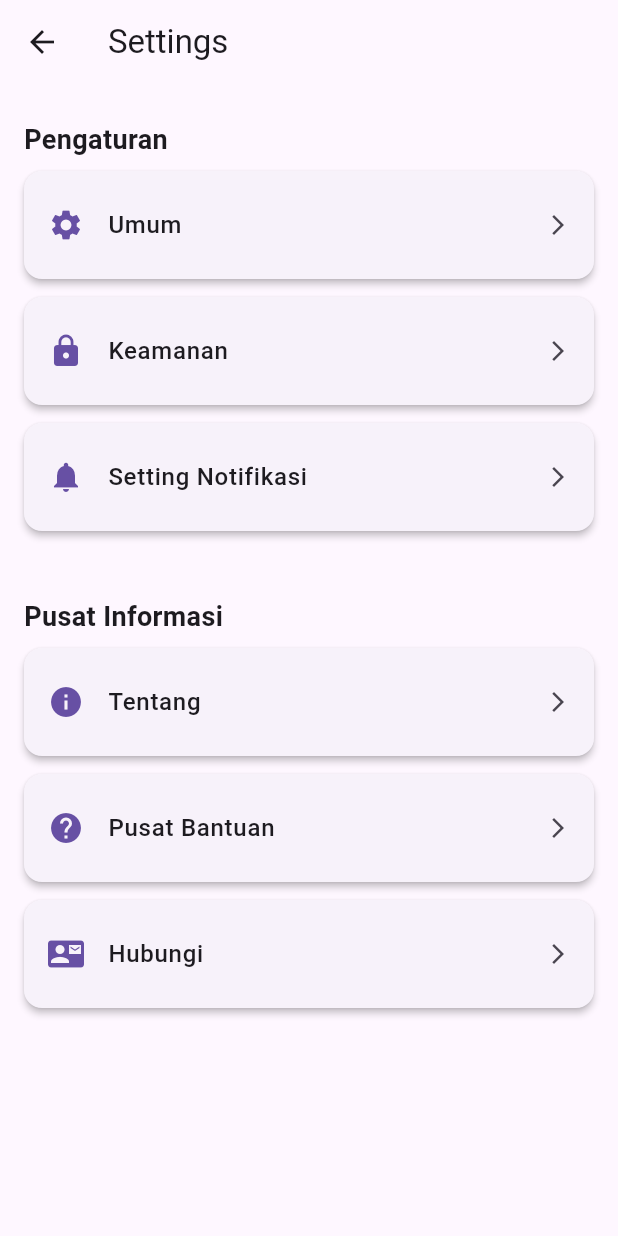
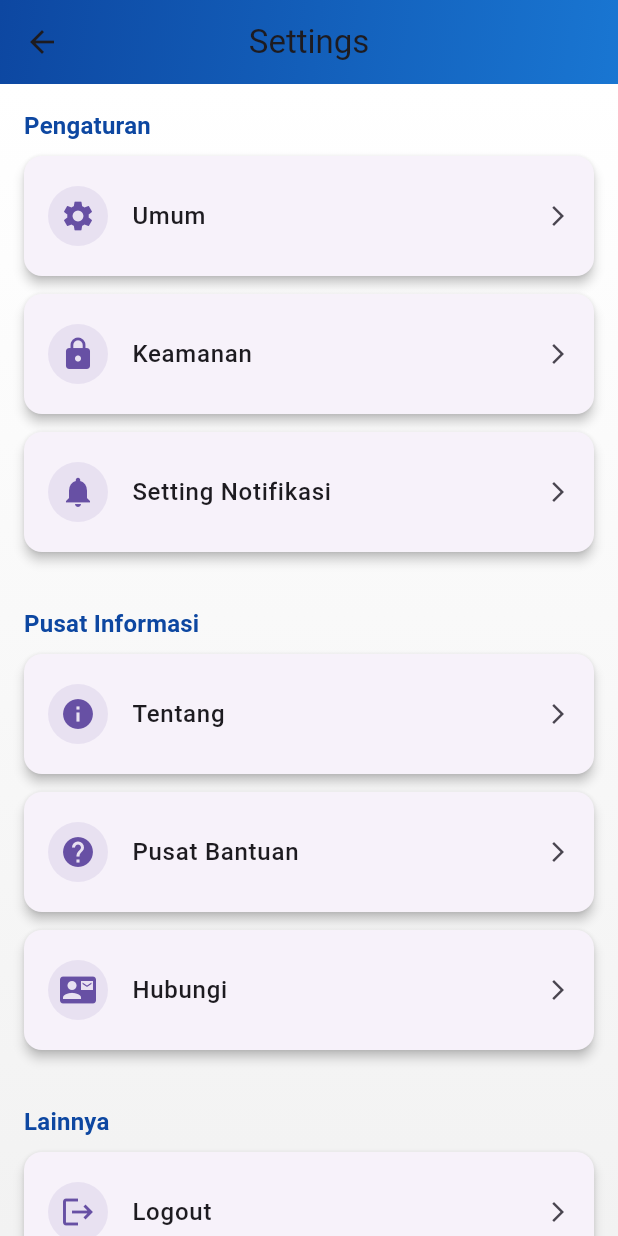
Before and after one commit to DevMossTeam/MediaExplant-Mobile, a Flutter app: the ProfileScreen screen opened directly, after a tap on "Settings", on a phone screen of 412 x 824 dp. Run offline on Flutter 3.47's test engine with Material 3 defaults, Android fonts, the phone set to English and light mode, and no system bars; our stand-ins replace shared_preferences; accounts and stored records are empty.

Commit message:
Update Profil and Settings

```diff
--- a/lib/features/profile/presentation/ui/screens/profile_screen.dart
+++ b/lib/features/profile/presentation/ui/screens/profile_screen.dart
@@ -1,8 +1,13 @@
 import 'package:flutter/material.dart';
 
 /// Main widget untuk tampilan profil dengan data dummy.
+/// Tampilan akan berbeda jika pengguna sudah login atau belum.
 class ProfileScreen extends StatelessWidget {
   const ProfileScreen({Key? key}) : super(key: key);
+
+  /// Dummy state login.
+  /// Ubah nilai isLoggedIn ke true untuk mensimulasikan pengguna yang sudah login.
+  final bool isLoggedIn = false;
 
   /// Data dummy untuk artikel tersimpan (hanya sebagai contoh).
   static const List<Map<String, String>> dummySavedArticles = [
@@ -48,7 +53,8 @@ class ProfileScreen extends StatelessWidget {
 
     return Scaffold(
       backgroundColor: Colors.grey[100],
-      // Tombol Floating Action untuk navigasi ke halaman Settings.
+      // Tombol Floating Action untuk navigasi ke halaman Settings,
+      // selalu tampil dan ditempatkan secara eksplisit di pojok kanan bawah.
       floatingActionButton: FloatingActionButton.extended(
         backgroundColor: const Color(0xFF0D47A1),
         elevation: 6,
@@ -61,26 +67,111 @@ class ProfileScreen extends StatelessWidget {
           style: TextStyle(color: Colors.white),
         ),
       ),
-      body: SafeArea(
+      floatingActionButtonLocation: FloatingActionButtonLocation.endFloat,
+      body: isLoggedIn
+          ? LoggedInProfileContent(
+              profile: dummyProfile, articles: dummySavedArticles)
+          : const NotLoggedInProfileContent(),
+    );
+  }
+}
+
+/// Widget yang menampilkan konten profil bagi pengguna yang sudah login.
+class LoggedInProfileContent extends StatelessWidget {
+  final Map<String, String> profile;
+  final List<Map<String, String>> articles;
+
+  const LoggedInProfileContent({
+    Key? key,
+    required this.profile,
+    required this.articles,
+  }) : super(key: key);
+
+  @override
+  Widget build(BuildContext context) {
+    return SafeArea(
       child: CustomScrollView(
         slivers: [
-            // Header profil dengan tampilan gradient dan avatar.
-            ProfileHeader(profile: dummyProfile),
-            // Konten utama profil dan artikel tersimpan.
+          // Header profil dengan gradient dan avatar.
+          ProfileHeader(profile: profile),
+          // Konten utama berisi judul dan daftar artikel tersimpan.
           SliverToBoxAdapter(
             child: Padding(
-                padding: const EdgeInsets.symmetric(
-                    horizontal: 16.0, vertical: 12.0),
+              padding:
+                  const EdgeInsets.symmetric(horizontal: 16.0, vertical: 12.0),
               child: Column(
                 crossAxisAlignment: CrossAxisAlignment.center,
                 children: [
-                    // Judul section untuk artikel tersimpan.
                   const SectionTitle(title: 'Saved Articles'),
                   const SizedBox(height: 12),
-                    // Daftar artikel tersimpan yang ditampilkan secara horizontal.
-                    SavedArticlesSection(articles: dummySavedArticles),
+                  SavedArticlesSection(articles: articles),
                   const SizedBox(height: 24),
                 ],
+              ),
+            ),
+          ),
+        ],
+      ),
+    );
+  }
+}
+
+/// Widget yang menampilkan tampilan profil ketika pengguna belum login.
+class NotLoggedInProfileContent extends StatelessWidget {
+  const NotLoggedInProfileContent({Key? key}) : super(key: key);
+
+  @override
+  Widget build(BuildContext context) {
+    return Center(
+      child: Padding(
+        padding: const EdgeInsets.all(24.0),
+        child: Column(
+          mainAxisAlignment: MainAxisAlignment.center,
+          children: [
+            // Placeholder avatar.
+            CircleAvatar(
+              radius: 50,
+              backgroundColor: Colors.grey[300],
+              child: const Icon(
+                Icons.person_outline,
+                size: 50,
+                color: Colors.white,
+              ),
+            ),
+            const SizedBox(height: 20),
+            const Text(
+              'Anda belum login',
+              style: TextStyle(
+                fontSize: 24,
+                fontWeight: FontWeight.bold,
+                color: Color(0xFF0D47A1),
+              ),
+            ),
+            const SizedBox(height: 10),
+            const Text(
+              'Silakan login untuk mengakses profil dan artikel tersimpan Anda.',
+              textAlign: TextAlign.center,
+              style: TextStyle(fontSize: 16, color: Colors.grey),
+            ),
+            const SizedBox(height: 30),
+            // Tombol untuk navigasi ke halaman login.
+            SizedBox(
+              width: double.infinity,
+              height: 50,
+              child: ElevatedButton.icon(
+                onPressed: () {
+                  Navigator.pushNamed(context, '/login');
+                },
+                icon: const Icon(Icons.login),
+                label: const Text(
+                  'Login',
+                  style: TextStyle(fontSize: 16),
+                ),
+                style: ElevatedButton.styleFrom(
+                  backgroundColor: const Color(0xFF0D47A1),
+                  shape: RoundedRectangleBorder(
+                    borderRadius: BorderRadius.circular(12.0),
+                  ),
                 ),
               ),
             ),
@@ -91,6 +182,7 @@ class ProfileScreen extends StatelessWidget {
   }
 }
 
+/// ProfileHeader membuat header profil yang menampilkan background gradient dan avatar.
 class ProfileHeader extends StatelessWidget {
   final Map<String, String> profile;
   const ProfileHeader({Key? key, required this.profile}) : super(key: key);
@@ -102,15 +194,15 @@ class ProfileHeader extends StatelessWidget {
       pinned: false,
       flexibleSpace: LayoutBuilder(
         builder: (context, constraints) {
-          double percentage =
-              (constraints.maxHeight - kToolbarHeight) / (300 - kToolbarHeight);
+          double percentage = (constraints.maxHeight - kToolbarHeight) /
+              (300 - kToolbarHeight);
           bool isCollapsed = percentage < 0.01;
 
           return FlexibleSpaceBar(
             centerTitle: true,
-            title: null, // Don't show title when collapsed
+            title: null, // Jangan tampilkan judul saat collapse.
             background: isCollapsed
-                ? const SizedBox.shrink() // Hide everything when collapsed
+                ? const SizedBox.shrink() // Sembunyikan isi saat collapse.
                 : Stack(
                     fit: StackFit.expand,
                     children: [
@@ -168,32 +260,7 @@ class ProfileHeader extends StatelessWidget {
   }
 }
 
-/// Widget untuk menampilkan statistik profil secara individual.
-class ProfileStat extends StatelessWidget {
-  final String label;
-  final String value;
-  const ProfileStat({Key? key, required this.label, required this.value})
-      : super(key: key);
-
-  @override
-  Widget build(BuildContext context) {
-    return Column(
-      children: [
-        Text(
-          value,
-          style: const TextStyle(fontSize: 16, fontWeight: FontWeight.bold),
-        ),
-        const SizedBox(height: 4),
-        Text(
-          label,
-          style: const TextStyle(fontSize: 12, color: Colors.grey),
-        ),
-      ],
-    );
-  }
-}
-
-/// Widget judul section untuk memberikan konsistensi tampilan antar bagian.
+/// SectionTitle memberikan konsistensi tampilan judul antar bagian.
 class SectionTitle extends StatelessWidget {
   final String title;
   const SectionTitle({Key? key, required this.title}) : super(key: key);
@@ -210,10 +277,10 @@ class SectionTitle extends StatelessWidget {
   }
 }
 
+/// SavedArticlesSection menampilkan daftar artikel tersimpan.
 class SavedArticlesSection extends StatelessWidget {
   final List<Map<String, String>> articles;
-  const SavedArticlesSection({Key? key, required this.articles})
-      : super(key: key);
+  const SavedArticlesSection({Key? key, required this.articles}) : super(key: key);
 
   @override
   Widget build(BuildContext context) {
@@ -234,6 +301,8 @@ class SavedArticlesSection extends StatelessWidget {
   }
 }
 
+/// SavedArticleCard merepresentasikan satu artikel tersimpan dengan thumbnail, judul, dan deskripsi singkat.
+/// Menggunakan animasi Hero untuk transisi yang halus.
 class SavedArticleCard extends StatelessWidget {
   final String title;
   final String thumbnailUrl;
@@ -298,8 +367,10 @@ class SavedArticleCard extends StatelessWidget {
                         height: 140,
                         width: double.infinity,
                         color: Colors.grey.shade300,
-                        child: const Icon(Icons.broken_image,
-                            color: Colors.grey),
+                        child: const Icon(
+                          Icons.broken_image,
+                          color: Colors.grey,
+                        ),
                       );
                     },
                   ),
@@ -344,6 +415,7 @@ class SavedArticleCard extends StatelessWidget {
 }
 
 /// Halaman detail artikel untuk menampilkan konten lengkap artikel yang dipilih.
+/// Menggunakan animasi Hero untuk transisi gambar.
 class ArticleDetailScreen extends StatelessWidget {
   final String title;
   final String thumbnailUrl;
@@ -377,8 +449,11 @@ class ArticleDetailScreen extends StatelessWidget {
                 return Container(
                   height: 250,
                   color: Colors.grey.shade300,
-                  child: const Icon(Icons.broken_image,
-                      color: Colors.grey, size: 50),
+                  child: const Icon(
+                    Icons.broken_image,
+                    color: Colors.grey,
+                    size: 50,
+                  ),
                 );
               },
             ),
--- a/lib/features/settings/presentation/ui/screens/settings_screen.dart
+++ b/lib/features/settings/presentation/ui/screens/settings_screen.dart
@@ -1,88 +1,151 @@
 import 'package:flutter/material.dart';
 
+/// Tampilan halaman Settings dengan desain modern dan terstruktur.
+/// Terdapat dua bagian utama: "Pengaturan" dan "Pusat Informasi", ditambah
+/// dengan section "Lainnya" untuk opsi tambahan seperti Logout, dan footer.
 class SettingsScreen extends StatelessWidget {
   const SettingsScreen({super.key});
 
   @override
   Widget build(BuildContext context) {
     return Scaffold(
+      // AppBar dengan background gradient yang memberikan kesan modern.
       appBar: AppBar(
+        centerTitle: true,
+        elevation: 4,
         title: const Text("Settings"),
-        elevation: 0,
+        flexibleSpace: Container(
+          decoration: const BoxDecoration(
+            gradient: LinearGradient(
+              colors: [Color(0xFF0D47A1), Color(0xFF1976D2)],
+              begin: Alignment.topLeft,
+              end: Alignment.bottomRight,
             ),
-      body: ListView(
-        padding: const EdgeInsets.all(16),
+          ),
+        ),
+      ),
+      // Body menggunakan background gradient ringan agar tampilan tidak datar.
+      body: Container(
+        decoration: const BoxDecoration(
+          gradient: LinearGradient(
+            colors: [Colors.white, Color(0xFFF2F2F2)],
+            begin: Alignment.topCenter,
+            end: Alignment.bottomCenter,
+          ),
+        ),
+        child: ListView(
+          padding: const EdgeInsets.symmetric(horizontal: 16, vertical: 16),
           children: [
             // Section: Pengaturan
-          const Padding(
-            padding: EdgeInsets.symmetric(vertical: 8),
-            child: Text(
-              "Pengaturan",
-              style: TextStyle(fontSize: 18, fontWeight: FontWeight.bold),
-            ),
-          ),
-          _buildSettingItem(
-            context,
+            const SectionHeader(title: "Pengaturan"),
+            const SizedBox(height: 8),
+            SettingItem(
               icon: Icons.settings,
               title: "Umum",
               routeName: '/settings/umum',
             ),
-          _buildSettingItem(
-            context,
+            SettingItem(
               icon: Icons.lock,
               title: "Keamanan",
               routeName: '/settings/keamanan',
             ),
-          _buildSettingItem(
-            context,
+            SettingItem(
               icon: Icons.notifications,
               title: "Setting Notifikasi",
               routeName: '/settings/setting_notifikasi',
             ),
             const SizedBox(height: 24),
             // Section: Pusat Informasi
-          const Padding(
-            padding: EdgeInsets.symmetric(vertical: 8),
-            child: Text(
-              "Pusat Informasi",
-              style: TextStyle(fontSize: 18, fontWeight: FontWeight.bold),
-            ),
-          ),
-          _buildSettingItem(
-            context,
+            const SectionHeader(title: "Pusat Informasi"),
+            const SizedBox(height: 8),
+            SettingItem(
               icon: Icons.info,
               title: "Tentang",
               routeName: '/settings/tentang',
             ),
-          _buildSettingItem(
-            context,
+            SettingItem(
               icon: Icons.help,
               title: "Pusat Bantuan",
               routeName: '/settings/pusat_bantuan',
             ),
-          _buildSettingItem(
-            context,
+            SettingItem(
               icon: Icons.contact_mail,
               title: "Hubungi",
               routeName: '/settings/hubungi',
             ),
+            const SizedBox(height: 24),
+            // Section: Lainnya (contoh Logout)
+            const SectionHeader(title: "Lainnya"),
+            const SizedBox(height: 8),
+            SettingItem(
+              icon: Icons.logout,
+              title: "Logout",
+              routeName: '/settings/logout',
+            ),
+            const SizedBox(height: 24),
+            // Footer: Versi Aplikasi
+            const Center(
+              child: Text(
+                "Versi 1.0.0",
+                style: TextStyle(fontSize: 14, color: Colors.grey),
+              ),
+            ),
+            const SizedBox(height: 16),
           ],
+        ),
       ),
     );
   }
+}
 
-  Widget _buildSettingItem(BuildContext context,
-      {required IconData icon,
-      required String title,
-      required String routeName}) {
+/// Widget SectionHeader memberikan tampilan konsisten untuk judul tiap section.
+class SectionHeader extends StatelessWidget {
+  final String title;
+  const SectionHeader({super.key, required this.title});
+
+  @override
+  Widget build(BuildContext context) {
+    return Text(
+      title,
+      style: Theme.of(context).textTheme.titleMedium?.copyWith(
+            fontWeight: FontWeight.bold,
+            color: const Color(0xFF0D47A1),
+          ),
+    );
+  }
+}
+
+/// Widget SettingItem merepresentasikan satu item pengaturan.
+/// Setiap item ditampilkan dalam bentuk Card dengan ListTile yang telah dihias.
+class SettingItem extends StatelessWidget {
+  final IconData icon;
+  final String title;
+  final String routeName;
+
+  const SettingItem({
+    super.key,
+    required this.icon,
+    required this.title,
+    required this.routeName,
+  });
+
+  @override
+  Widget build(BuildContext context) {
     return Card(
-      elevation: 2,
+      elevation: 3,
       shape: RoundedRectangleBorder(borderRadius: BorderRadius.circular(12)),
       margin: const EdgeInsets.only(bottom: 12),
       child: ListTile(
-        contentPadding: const EdgeInsets.symmetric(horizontal: 16, vertical: 8),
-        leading: Icon(icon, color: Theme.of(context).primaryColor),
-        title: Text(title, style: const TextStyle(fontWeight: FontWeight.w500)),
+        contentPadding: const EdgeInsets.symmetric(horizontal: 16, vertical: 12),
+        // Icon ditempatkan dalam CircleAvatar dengan latar transparan.
+        leading: CircleAvatar(
+          backgroundColor: Theme.of(context).primaryColor.withOpacity(0.1),
+          child: Icon(icon, color: Theme.of(context).primaryColor),
+        ),
+        title: Text(
+          title,
+          style: const TextStyle(fontSize: 16, fontWeight: FontWeight.w500),
+        ),
         trailing: const Icon(Icons.arrow_forward_ios, size: 16),
         onTap: () {
           Navigator.pushNamed(context, routeName);
```
Also changed, not shown: 4 other files. Lines whose indentation alone changed are shown as unchanged.
